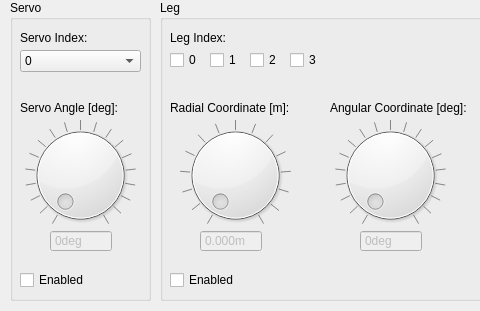
Before: the Qt Designer form src/simulationwindow.ui in CatixBot/KinematicsNode, drawn with Qt 5; both pictures show x 0 to 480 and y 0 to 311 of the 691 by 311 pixel window.
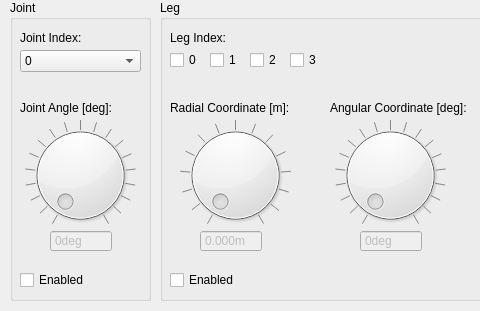
After: the same form once the commit is applied.

Commit message: upd: rename 'servo' to 'joint'

What changed in the file:
```diff
--- a/src/simulationwindow.ui
+++ b/src/simulationwindow.ui
@@ -26,7 +26,7 @@
     </rect>
    </property>
    <property name="title">
-    <string>Servo</string>
+    <string>Joint</string>
    </property>
    <widget class="QDial" name="servoAngleDial">
     <property name="geometry">
@@ -110,7 +110,7 @@
      </rect>
     </property>
     <property name="text">
-     <string>Servo Index:</string>
+     <string>Joint Index:</string>
     </property>
    </widget>
    <widget class="QLabel" name="servoDialLabel">
@@ -123,7 +123,7 @@
      </rect>
     </property>
     <property name="text">
-     <string>Servo Angle [deg]:</string>
+     <string>Joint Angle [deg]:</string>
     </property>
    </widget>
    <widget class="QDoubleSpinBox" name="servoAngleSpinBox">
```
Left out of the diff: 16 changed lines with no effect on the pictures. The commit also changes 5 other files.
